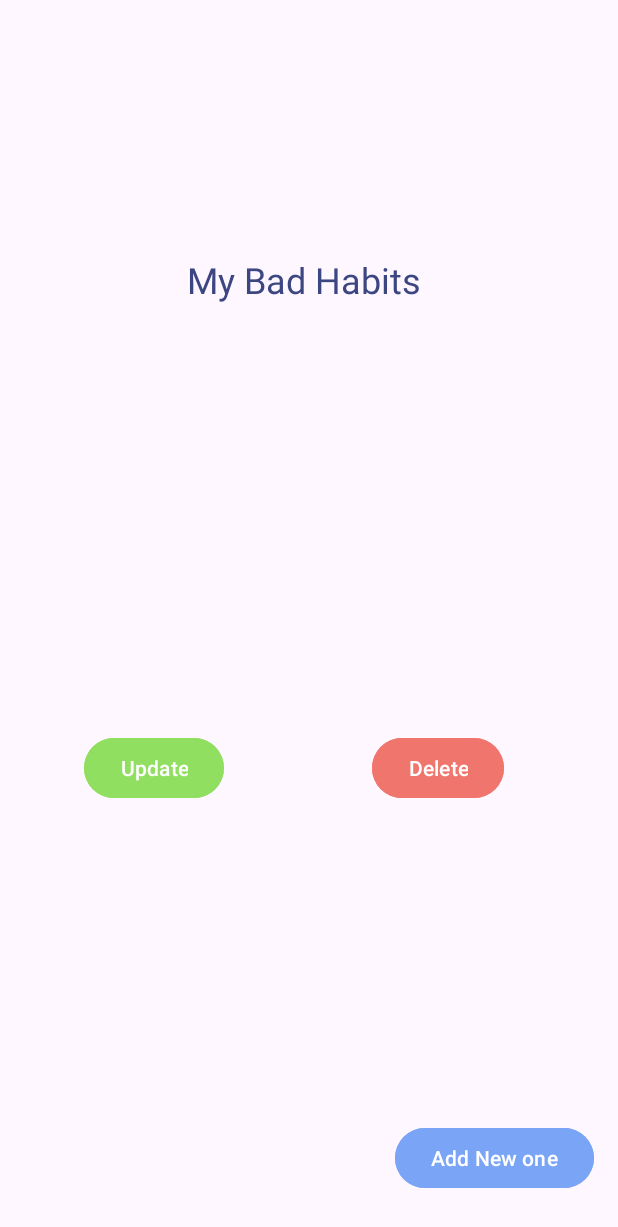
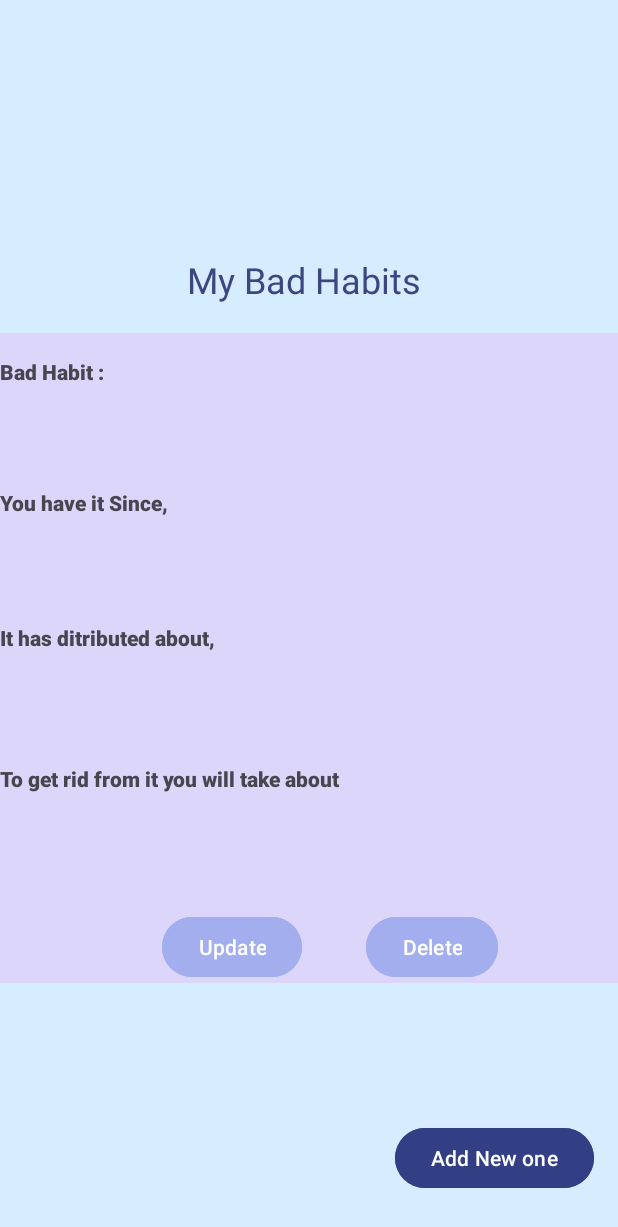
Before and after one commit to IT22122032/BadHabitTracker, an Android app: the MainActivity screen opened directly, with no data from a screen before it, on a phone screen of 412 x 824 dp. Shown: the top 1227 px of the screen. Run offline under Robolectric (Android 15) with nearby library versions, the phone set to English and light mode, and no system bars; our stand-ins replace Room's generated code.

Commit message:
Complete Delete Part

```diff
--- a/app/src/main/java/com/example/badhabittracker/AddBadHabits.kt
+++ b/app/src/main/java/com/example/badhabittracker/AddBadHabits.kt
@@ -1,5 +1,6 @@
 package com.example.badhabittracker
 
+import android.content.Intent
 import android.os.Bundle
 import android.widget.Button
 import android.widget.TextView
@@ -47,6 +48,10 @@ class AddBadHabits : AppCompatActivity() {
             // Insert the BadHabit object into the database
             lifecycleScope.launch(Dispatchers.IO) {
                 repository.insert(badHabit)
+
+                // Navigate back to MainActivity
+                startActivity(Intent(this@AddBadHabits, MainActivity::class.java))
+                finish() // Close the current activity
             }
         }
     }
--- a/app/src/main/java/com/example/badhabittracker/DeytailAdapter.kt
+++ b/app/src/main/java/com/example/badhabittracker/DeytailAdapter.kt
@@ -7,10 +7,15 @@ import android.view.ViewGroup
 import android.widget.Toast
 import androidx.recyclerview.widget.RecyclerView
 import com.example.badhabittracker.database.BadHabit
+import com.example.badhabittracker.database.BadHabitRepository
+import kotlinx.coroutines.CoroutineScope
+import kotlinx.coroutines.Dispatchers
+import kotlinx.coroutines.launch
+import kotlinx.coroutines.withContext
 
 
 class DeytailAdapter // Set a single sample value
-    (private var context: Context) : RecyclerView.Adapter<DeytailViewHolder>() {
+    (private var context: Context,private val lifecycleScope: CoroutineScope, private val repository: BadHabitRepository) : RecyclerView.Adapter<DeytailViewHolder>() {
     private var habits = emptyList<BadHabit>()
 
     fun setData(newData: List<BadHabit>) {
@@ -37,7 +42,17 @@ class DeytailAdapter // Set a single sample value
             Toast.makeText(context,"update button clicked",Toast.LENGTH_LONG).show()
         }
         holder.delete.setOnClickListener {
-            Toast.makeText(context,"Your Bad habit has Gone now",Toast.LENGTH_LONG).show()// Handle delete button click
+            // Call the delete function from the repository
+            lifecycleScope.launch(Dispatchers.IO) {
+                repository.delete(habit)
+                // Remove the deleted item from the list
+                habits = habits.filter { it != habit }
+                // Notify adapter of the data change
+                withContext(Dispatchers.Main) {
+                    notifyDataSetChanged()
+                }
+            }
+            Toast.makeText(context, "Your bad habit has been deleted", Toast.LENGTH_LONG).show()
         }
     }
 
--- a/app/src/main/java/com/example/badhabittracker/DeytailViewHilder.kt
+++ b/app/src/main/java/com/example/badhabittracker/DeytailViewHilder.kt
@@ -7,17 +7,25 @@ import androidx.recyclerview.widget.RecyclerView
 
 
 class DeytailViewHolder(itemView: View) : RecyclerView.ViewHolder(itemView) {
+    var BadHabitLable: TextView
     var viewHodertextView1: TextView
+    var TimePeriodLable:TextView
     var viewHolderTextView2: TextView
+    var DistributionLable:TextView
     var viewHolderText3: TextView
+    var TimeTocureLable:TextView
     var viewHoldertext4: TextView
     var update: Button
     var delete: Button
 
     init {
+        BadHabitLable=itemView.findViewById(R.id.BadHabitLable)
         viewHodertextView1 = itemView.findViewById(R.id.viewHodertextView1)
+        TimePeriodLable = itemView.findViewById(R.id.TimePeriodLable)
         viewHolderTextView2 = itemView.findViewById(R.id.ViewHoldertextView2)
+        DistributionLable = itemView.findViewById(R.id.DistributionLable)
         viewHolderText3 = itemView.findViewById(R.id.viewHolderText3)
+        TimeTocureLable = itemView.findViewById(R.id.TimeTocureLable)
         viewHoldertext4 = itemView.findViewById(R.id.viewHoldertext4)
         update = itemView.findViewById(R.id.update)
         delete = itemView.findViewById(R.id.delete)
--- a/app/src/main/java/com/example/badhabittracker/MainActivity.kt
+++ b/app/src/main/java/com/example/badhabittracker/MainActivity.kt
@@ -37,7 +37,7 @@ class MainActivity : AppCompatActivity() {
 
         val recyclerView:RecyclerView=findViewById(R.id.habittesRecycleView)
         // Create an instance of your adapter
-        adapter = DeytailAdapter(this)
+        adapter = DeytailAdapter(this, lifecycleScope, repository)
 
         // Set up the RecyclerView with the adapter
         recyclerView.layoutManager= LinearLayoutManager(this)
--- a/app/src/main/java/com/example/badhabittracker/database/BadHabitDAO.kt
+++ b/app/src/main/java/com/example/badhabittracker/database/BadHabitDAO.kt
@@ -4,6 +4,7 @@ import androidx.room.Dao
 import androidx.room.Delete
 import androidx.room.Insert
 import androidx.room.Query
+import androidx.room.Update
 
 @Dao
 interface BadHabitDAO {
@@ -14,4 +15,10 @@ interface BadHabitDAO {
 
     @Query("SELECT * FROM BadHabit")
     fun getAllTodoItems():List<BadHabit>
+
+    @Query("DELETE FROM BadHabit")
+    suspend fun deleteAll()
+
+    @Update
+    suspend fun updateBadHabit(badHabit: BadHabit)
 }
--- a/app/src/main/java/com/example/badhabittracker/database/BadHabitRepository.kt
+++ b/app/src/main/java/com/example/badhabittracker/database/BadHabitRepository.kt
@@ -7,4 +7,6 @@ class BadHabitRepository (
         suspend fun insert(badHabit:BadHabit) = db.getBadHabit().insertBadHabit(badHabit)
         suspend fun delete(badHabit:BadHabit) = db.getBadHabit().deleteBadHabit(badHabit)
         fun getAllTodoItems():List<BadHabit> = db.getBadHabit().getAllTodoItems()
+
+        suspend fun update(badHabit: BadHabit) = db.getBadHabit().updateBadHabit(badHabit)
     }
--- a/app/src/main/res/layout/activity_add_bad_habits.xml
+++ b/app/src/main/res/layout/activity_add_bad_habits.xml
@@ -5,6 +5,7 @@
     android:id="@+id/main"
     android:layout_width="match_parent"
     android:layout_height="match_parent"
+    android:background="@color/background"
     tools:context=".AddBadHabits">
 
     <EditText
@@ -44,7 +45,7 @@
         android:ems="10"
         android:hint="@string/Distribution"
         android:inputType="textPersonName"
-        android:textSize="20sp"
+        android:textSize="24sp"
         app:layout_constraintEnd_toEndOf="parent"
         app:layout_constraintHorizontal_bias="0.0"
         app:layout_constraintStart_toStartOf="parent"
@@ -60,6 +61,7 @@
         android:ems="10"
         android:hint="@string/RecoverTime"
         android:inputType="text"
+        android:textSize="24sp"
         app:layout_constraintEnd_toEndOf="parent"
         app:layout_constraintHorizontal_bias="1.0"
         app:layout_constraintStart_toStartOf="parent"
@@ -70,6 +72,7 @@
         android:layout_width="154dp"
         android:layout_height="53dp"
         android:layout_marginTop="112dp"
+        android:backgroundTint="@color/btnBlue"
         android:text="Add"
         android:textSize="20sp"
         app:layout_constraintEnd_toEndOf="parent"
--- a/app/src/main/res/layout/activity_main.xml
+++ b/app/src/main/res/layout/activity_main.xml
@@ -5,6 +5,7 @@
     android:id="@+id/main"
     android:layout_width="match_parent"
     android:layout_height="match_parent"
+    android:background="@color/background"
     android:backgroundTint="@color/background"
     tools:context=".MainActivity">
 
@@ -14,7 +15,7 @@
         android:layout_height="wrap_content"
         android:layout_marginEnd="16dp"
         android:layout_marginBottom="28dp"
-        android:backgroundTint="@color/btnBlue"
+        android:backgroundTint="@color/btn4"
         android:text="@string/Add"
         app:layout_constraintBottom_toBottomOf="parent"
         app:layout_constraintEnd_toEndOf="parent"
--- a/app/src/main/res/layout/itemviewholder.xml
+++ b/app/src/main/res/layout/itemviewholder.xml
@@ -3,61 +3,95 @@
     xmlns:app="http://schemas.android.com/apk/res-auto"
     xmlns:tools="http://schemas.android.com/tools"
     android:layout_width="match_parent"
-    android:layout_height="wrap_content">
+    android:layout_height="wrap_content"
+    android:background="@color/backgroundPurple">
+
+    <TextView
+        android:id="@+id/BadHabitLable"
+        android:layout_width="148dp"
+        android:layout_height="29dp"
+        android:layout_marginTop="16dp"
+        android:fontFamily="sans-serif-black"
+        android:text="@string/BadHabitLable"
+        app:layout_constraintEnd_toEndOf="parent"
+        app:layout_constraintHorizontal_bias="0.0"
+        app:layout_constraintStart_toStartOf="parent"
+        app:layout_constraintTop_toTopOf="parent" />
 
     <TextView
         android:id="@+id/viewHodertextView1"
         android:layout_width="297dp"
         android:layout_height="58dp"
-        android:layout_marginTop="10dp"
+        android:fontFamily="sans-serif-black"
         android:text="TextView"
-        app:layout_constraintBottom_toTopOf="@+id/ViewHoldertextView2"
         app:layout_constraintEnd_toEndOf="parent"
-        app:layout_constraintHorizontal_bias="0.5"
         app:layout_constraintStart_toStartOf="parent"
-        app:layout_constraintTop_toTopOf="parent"
-        app:layout_constraintVertical_bias="0.412" />
+        app:layout_constraintTop_toBottomOf="@+id/BadHabitLable" />
+
+    <TextView
+        android:id="@+id/TimePeriodLable"
+        android:layout_width="176dp"
+        android:layout_height="32dp"
+        android:fontFamily="sans-serif-black"
+        android:text="@string/TimePeriodLable"
+        app:layout_constraintStart_toStartOf="parent"
+        app:layout_constraintTop_toBottomOf="@+id/viewHodertextView1" />
 
     <TextView
         android:id="@+id/ViewHoldertextView2"
         android:layout_width="297dp"
         android:layout_height="58dp"
+        android:fontFamily="sans-serif-black"
         android:text="TextView"
-        app:layout_constraintBottom_toTopOf="@+id/viewHolderText3"
         app:layout_constraintEnd_toEndOf="parent"
-        app:layout_constraintHorizontal_bias="0.5"
         app:layout_constraintStart_toStartOf="parent"
-        app:layout_constraintTop_toBottomOf="@+id/viewHodertextView1" />
+        app:layout_constraintTop_toBottomOf="@+id/TimePeriodLable" />
+
+    <TextView
+        android:id="@+id/DistributionLable"
+        android:layout_width="176dp"
+        android:layout_height="36dp"
+        android:fontFamily="sans-serif-black"
+        android:text="@string/DistriButionLable"
+        app:layout_constraintStart_toStartOf="parent"
+        app:layout_constraintTop_toBottomOf="@+id/ViewHoldertextView2" />
 
     <TextView
         android:id="@+id/viewHolderText3"
         android:layout_width="297dp"
         android:layout_height="58dp"
+        android:fontFamily="sans-serif-black"
         android:text="TextView"
-        app:layout_constraintBottom_toTopOf="@+id/viewHoldertext4"
         app:layout_constraintEnd_toEndOf="parent"
-        app:layout_constraintHorizontal_bias="0.5"
         app:layout_constraintStart_toStartOf="parent"
-        app:layout_constraintTop_toBottomOf="@+id/ViewHoldertextView2" />
+        app:layout_constraintTop_toBottomOf="@+id/DistributionLable" />
+
+    <TextView
+        android:id="@+id/TimeTocureLable"
+        android:layout_width="240dp"
+        android:layout_height="28dp"
+        android:fontFamily="sans-serif-black"
+        android:text="@string/TimeToCureLable"
+        app:layout_constraintStart_toStartOf="parent"
+        app:layout_constraintTop_toBottomOf="@+id/viewHolderText3" />
 
     <TextView
         android:id="@+id/viewHoldertext4"
         android:layout_width="297dp"
         android:layout_height="58dp"
-        android:layout_marginEnd="24dp"
+        android:fontFamily="sans-serif-black"
         android:text="TextView"
         app:layout_constraintEnd_toEndOf="parent"
-        app:layout_constraintHorizontal_bias="0.633"
         app:layout_constraintStart_toStartOf="parent"
-        app:layout_constraintTop_toBottomOf="@+id/viewHolderText3" />
+        app:layout_constraintTop_toBottomOf="@+id/TimeTocureLable" />
 
     <Button
         android:id="@+id/update"
         android:layout_width="wrap_content"
         android:layout_height="wrap_content"
-        android:layout_marginStart="56dp"
-        android:layout_marginTop="24dp"
-        android:backgroundTint="@color/update"
+        android:layout_marginStart="108dp"
+        android:layout_marginTop="12dp"
+        android:backgroundTint="@color/btnColor3"
         android:text="@string/Update"
         app:layout_constraintStart_toStartOf="parent"
         app:layout_constraintTop_toBottomOf="@+id/viewHoldertext4" />
@@ -66,13 +100,11 @@
         android:id="@+id/delete"
         android:layout_width="wrap_content"
         android:layout_height="wrap_content"
-        android:layout_marginTop="24dp"
-        android:layout_marginEnd="68dp"
-        android:backgroundTint="@color/deete"
+        android:layout_marginTop="12dp"
+        android:layout_marginEnd="80dp"
+        android:backgroundTint="@color/btnColor3"
         android:text="@string/Delete"
         app:layout_constraintEnd_toEndOf="parent"
-        app:layout_constraintHorizontal_bias="0.923"
-        app:layout_constraintStart_toEndOf="@+id/update"
         app:layout_constraintTop_toBottomOf="@+id/viewHoldertext4" />
 
 </androidx.constraintlayout.widget.ConstraintLayout>
--- a/app/src/main/res/values/colors.xml
+++ b/app/src/main/res/values/colors.xml
@@ -8,6 +8,7 @@
     <color name="background">#D6EDFF</color>
     <color name="textcolor2">#3C4681</color>
     <color name="textcolor3">#0B123C</color>
-    <color name="deete">#F0766D</color>
-    <color name="update">#91DF61</color>
+    <color name="backgroundPurple">#DDD6FB</color>
+    <color name="btnColor3">#A2AEED</color>
+    <color name="btn4">#323F85</color>
 </resources>
--- a/app/src/main/res/values/strings.xml
+++ b/app/src/main/res/values/strings.xml
@@ -15,4 +15,8 @@
         <string name="title">My Bad Habits</string>
     <string name="Update">Update</string>
         <string name="Delete">Delete</string>
+        <string name="BadHabitLable">Bad Habit :</string>
+        <string name="TimePeriodLable">You have it Since,</string>
+    <string name="DistriButionLable">It has ditributed about,</string>
+    <string name="TimeToCureLable">To get rid from it you will take about</string>
 </resources>
```
